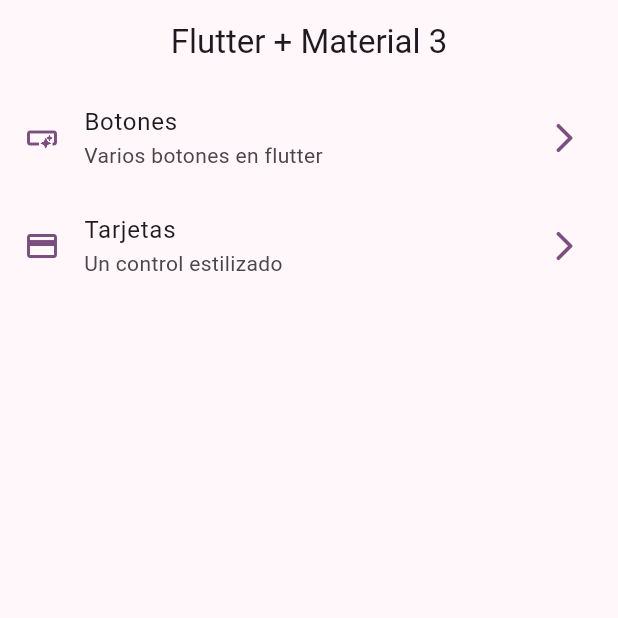
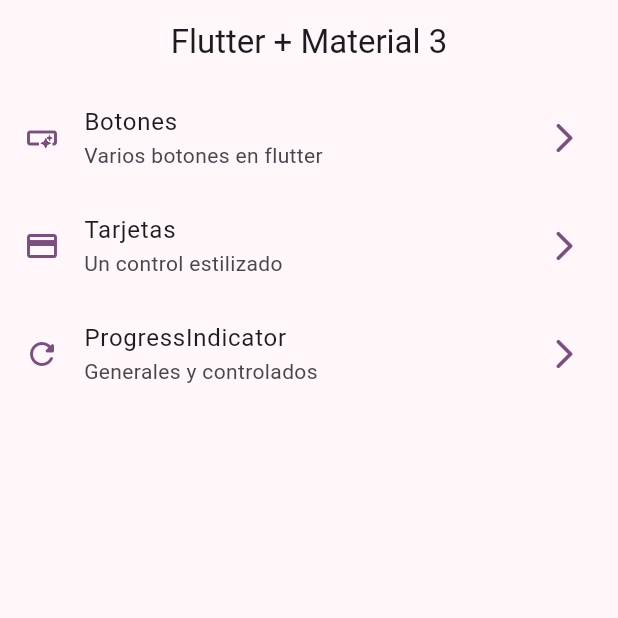
Before and after one commit to RommelOlachea/flutter_widgets_app, a Flutter app: the screen it shows after launch, on a phone screen of 412 x 824 dp, the top half of it. Run offline on Flutter 3.47's test engine with Material 2 defaults, Android fonts, the phone set to English and light mode, and no system bars; our stand-ins replace go_router.

Commit message:
inicio de progress indicator

```diff
--- a/lib/config/menu/menu_items.dart
+++ b/lib/config/menu/menu_items.dart
@@ -26,5 +26,11 @@ const appMenuItems = <MenuItem>[
     link: '/cards',
     icon: Icons.credit_card
   ),
+  MenuItem(
+    title: 'ProgressIndicator',
+    subTitle: 'Generales y controlados',
+    link: '/progress',
+    icon: Icons.refresh_rounded
+  ),
 
 ];
--- a/lib/config/router/app_router.dart
+++ b/lib/config/router/app_router.dart
@@ -23,6 +23,11 @@ final appRouter = GoRouter(
       path: '/cards',
       builder: (context, state) => CardsScreen(),
     ),
+    GoRoute(
+      name: ProgressScreen.name,
+      path: '/progress',
+      builder: (context, state) => ProgressScreen(),
+    ),
   ],
 );
 
```
Also changed, not shown: lib/presentation/screens/progress/progress_screen.dart (+47 -0 lines).
